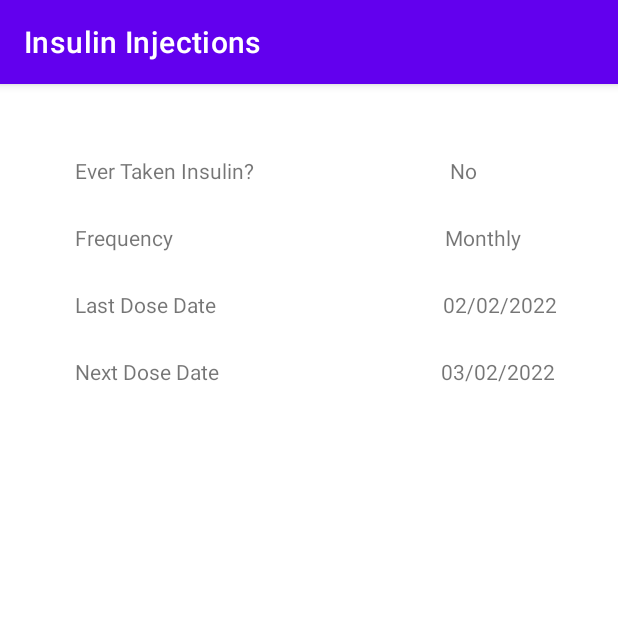
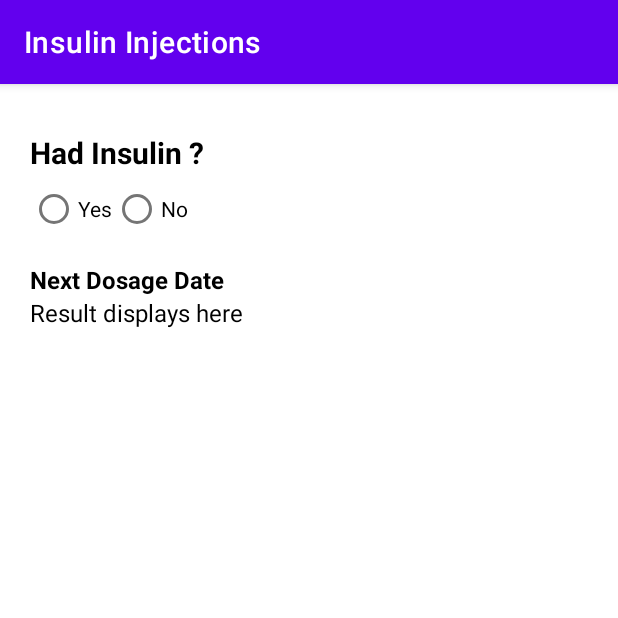
Before and after one commit to S545232/DiabetesPrognosis, an Android app: the InsulinActivity screen opened directly, with no data from a screen before it, on a phone screen of 412 x 824 dp, the top half of it. Run offline under Robolectric (Android 15) with nearby library versions, the phone set to English and light mode, and no system bars.

Commit message:
insulin layout updated

```diff
--- a/app/src/main/res/layout/activity_insulin.xml
+++ b/app/src/main/res/layout/activity_insulin.xml
@@ -1,88 +1,141 @@
 <?xml version="1.0" encoding="utf-8"?>
-<androidx.constraintlayout.widget.ConstraintLayout xmlns:android="http://schemas.android.com/apk/res/android"
-    xmlns:app="http://schemas.android.com/apk/res-auto"
-    xmlns:tools="http://schemas.android.com/tools"
+<LinearLayout xmlns:android="http://schemas.android.com/apk/res/android"
     android:layout_width="match_parent"
     android:layout_height="match_parent"
-    tools:ignore="MissingDefaultResource">
+    android:orientation="vertical"
+    android:background="@color/white"
+    android:padding="20dp">
 
     <TextView
-        android:id="@+id/oneTV"
+        android:id="@+id/tv_first_dose"
         android:layout_width="wrap_content"
         android:layout_height="wrap_content"
-        android:layout_marginStart="50dp"
-        android:layout_marginTop="48dp"
-        android:text="Ever Taken Insulin?"
-        app:layout_constraintStart_toStartOf="parent"
-        app:layout_constraintTop_toTopOf="parent" />
+        android:text="Had Insulin ?"
+        android:textColor="#000"
+        android:layout_marginTop="12dp"
+        android:textSize="20sp"
+        android:textStyle="bold" />
+
+    <RadioGroup
+        android:id="@+id/rg_firstdose"
+        android:layout_width="match_parent"
+        android:layout_height="wrap_content"
+        android:orientation="horizontal">
+
+        <RadioButton
+            android:id="@+id/rb_firstdose_yes"
+            android:layout_width="wrap_content"
+            android:layout_height="wrap_content"
+            android:textColor="#000"
+            android:text="Yes"
+            android:onClick="onRadioButtonClicked"/>
+
+        <RadioButton
+            android:id="@+id/rb_firstdose_no"
+            android:layout_width="wrap_content"
+            android:layout_height="wrap_content"
+            android:textColor="#000"
+            android:text="No"
+            android:onClick="onRadioButtonClicked"/>
+
+
+    </RadioGroup>
+
+    <com.google.android.material.textfield.TextInputLayout
+        android:id="@+id/til_firstdose"
+        android:layout_width="match_parent"
+        android:layout_height="wrap_content"
+        android:textColor="#000"
+        android:backgroundTint="@color/teal_200"
+        android:background="@color/white"
+        android:visibility="gone"
+        android:hint="Enter Date">
+
+        <com.google.android.material.textfield.TextInputEditText
+            android:id="@+id/tie_firstdose"
+            android:layout_width="match_parent"
+            android:layout_height="wrap_content"
+            />
+
+    </com.google.android.material.textfield.TextInputLayout>
 
     <TextView
-        android:id="@+id/twoTV"
+        android:id="@+id/tv_seconddose"
         android:layout_width="wrap_content"
         android:layout_height="wrap_content"
-        android:layout_marginStart="50dp"
-        android:layout_marginTop="25dp"
-        android:text="Frequency"
-        app:layout_constraintStart_toStartOf="parent"
-        app:layout_constraintTop_toBottomOf="@+id/oneTV" />
+        android:text="Had your Second Dose?"
+        android:textColor="#000"
+        android:visibility="gone"
+        android:layout_marginTop="12dp"
+        android:textSize="20sp"
+        android:textStyle="bold" />
+
+    <RadioGroup
+        android:id="@+id/rg_seconddose"
+        android:layout_width="match_parent"
+        android:layout_height="wrap_content"
+
+        android:visibility="gone"
+        android:orientation="horizontal">
+
+        <RadioButton
+            android:id="@+id/rb_seconddose_yes"
+            android:layout_width="wrap_content"
+            android:layout_height="wrap_content"
+            android:textColor="#000"
+
+            android:text="Yes"
+            android:onClick="onRadioButtonClicked"/>
+
+        <RadioButton
+            android:id="@+id/rb_seconddose_no"
+            android:layout_width="wrap_content"
+            android:layout_height="wrap_content"
+            android:text="No"
+            android:textColor="#000"
+
+            android:onClick="onRadioButtonClicked"/>
+
+
+    </RadioGroup>
+
+
+    <com.google.android.material.textfield.TextInputLayout
+        android:id="@+id/til_seconddose"
+        android:layout_width="match_parent"
+        android:layout_height="wrap_content"
+        android:visibility="gone"
+        android:textColor="#000"
+        android:backgroundTint="@color/teal_200"
+        android:background="@color/white"
+        android:hint="Enter Date">
+
+        <com.google.android.material.textfield.TextInputEditText
+            android:id="@+id/tie_second_dose"
+            android:layout_width="match_parent"
+            android:layout_height="wrap_content" />
+
+    </com.google.android.material.textfield.TextInputLayout>
 
     <TextView
-        android:id="@+id/threeTV"
+        android:id="@+id/tv_next_dosage_header"
         android:layout_width="wrap_content"
         android:layout_height="wrap_content"
-        android:layout_marginStart="50dp"
-        android:layout_marginTop="25dp"
-        android:text="Last Dose Date"
-        app:layout_constraintStart_toStartOf="parent"
-        app:layout_constraintTop_toBottomOf="@+id/twoTV" />
+        android:text="Next Dosage Date"
+        android:textColor="#000"
+
+        android:layout_marginTop="12dp"
+        android:textSize="16sp"
+        android:textStyle="bold" />
 
     <TextView
-        android:id="@+id/fourTV"
+        android:id="@+id/tv_next_dosage_date"
         android:layout_width="wrap_content"
         android:layout_height="wrap_content"
-        android:layout_marginStart="50dp"
-        android:layout_marginTop="25dp"
-        android:text="Next Dose Date"
-        app:layout_constraintStart_toStartOf="parent"
-        app:layout_constraintTop_toBottomOf="@+id/threeTV" />
+        android:textColor="#000"
 
-    <TextView
-        android:id="@+id/fiveTV"
-        android:layout_width="wrap_content"
-        android:layout_height="wrap_content"
-        android:layout_marginStart="130dp"
-        android:layout_marginTop="48dp"
-        android:text="No"
-        app:layout_constraintStart_toEndOf="@+id/oneTV"
-        app:layout_constraintTop_toTopOf="parent" />
+        android:text="Result displays here"
+        android:textSize="16sp"/>
 
-    <TextView
-        android:id="@+id/sixTV"
-        android:layout_width="wrap_content"
-        android:layout_height="wrap_content"
-        android:layout_marginStart="181dp"
-        android:layout_marginTop="25dp"
-        android:text="Monthly"
-        app:layout_constraintStart_toEndOf="@+id/twoTV"
-        app:layout_constraintTop_toBottomOf="@+id/fiveTV" />
 
-    <TextView
-        android:id="@+id/sevenTV"
-        android:layout_width="wrap_content"
-        android:layout_height="wrap_content"
-        android:layout_marginStart="151dp"
-        android:layout_marginTop="25dp"
-        android:text="02/02/2022"
-        app:layout_constraintStart_toEndOf="@+id/threeTV"
-        app:layout_constraintTop_toBottomOf="@+id/sixTV" />
-
-    <TextView
-        android:id="@+id/eightTV"
-        android:layout_width="wrap_content"
-        android:layout_height="wrap_content"
-        android:layout_marginStart="148dp"
-        android:layout_marginTop="25dp"
-        android:text="03/02/2022"
-        app:layout_constraintStart_toEndOf="@+id/fourTV"
-        app:layout_constraintTop_toBottomOf="@+id/sevenTV" />
-</androidx.constraintlayout.widget.ConstraintLayout>
+</LinearLayout>
```
